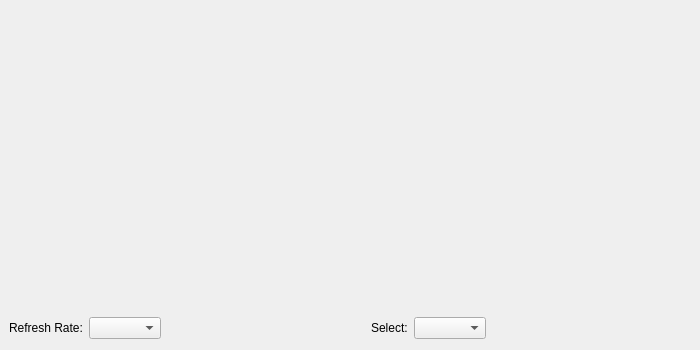
This is src/aq_telemetryView.ui in nlbtuyen/ConfigurationGCS as Qt 5 draws it before an edit. The edited form follows.
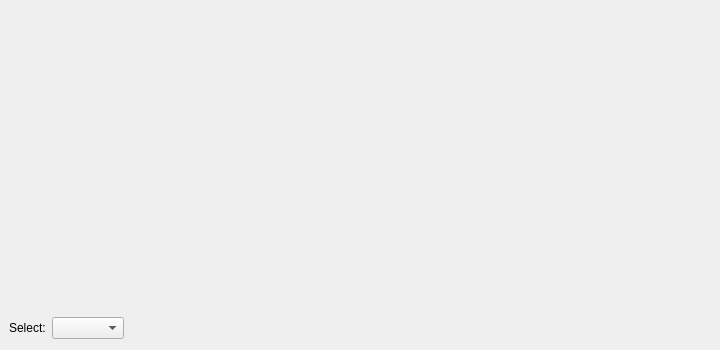
This is the edited form.

```diff
--- a/src/aq_telemetryView.ui
+++ b/src/aq_telemetryView.ui
@@ -6,19 +6,19 @@
    <rect>
     <x>0</x>
     <y>0</y>
-    <width>700</width>
+    <width>720</width>
     <height>350</height>
    </rect>
   </property>
   <property name="minimumSize">
    <size>
-    <width>700</width>
+    <width>720</width>
     <height>350</height>
    </size>
   </property>
   <property name="maximumSize">
    <size>
-    <width>700</width>
+    <width>720</width>
     <height>350</height>
    </size>
   </property>
@@ -30,13 +30,13 @@
     <rect>
      <x>8</x>
      <y>8</y>
-     <width>680</width>
+     <width>700</width>
      <height>300</height>
     </rect>
    </property>
    <property name="maximumSize">
     <size>
-     <width>680</width>
+     <width>700</width>
      <height>300</height>
     </size>
    </property>
@@ -46,49 +46,36 @@
     <rect>
      <x>9</x>
      <y>316</y>
-     <width>681</width>
+     <width>701</width>
      <height>24</height>
     </rect>
    </property>
    <layout class="QHBoxLayout" name="horizontalLayout_2">
     <item>
-     <layout class="QHBoxLayout" name="horizontalLayout">
-      <item>
-       <widget class="QLabel" name="label">
-        <property name="text">
-         <string>Refresh Rate:</string>
-        </property>
-       </widget>
-      </item>
-      <item>
-       <widget class="QComboBox" name="combo_refreshRate"/>
-      </item>
-     </layout>
-    </item>
-    <item>
-     <spacer name="horizontalSpacer_2">
-      <property name="orientation">
-       <enum>Qt::Horizontal</enum>
-      </property>
-      <property name="sizeHint" stdset="0">
-       <size>
-        <width>40</width>
-        <height>20</height>
-       </size>
-      </property>
-     </spacer>
+     <layout class="QHBoxLayout" name="horizontalLayout"/>
     </item>
     <item>
      <layout class="QHBoxLayout" name="horizontalLayout_3">
       <item>
        <widget class="QLabel" name="label_2">
+        <property name="font">
+         <font>
+          <pointsize>9</pointsize>
+         </font>
+        </property>
         <property name="text">
          <string>Select:</string>
         </property>
        </widget>
       </item>
       <item>
-       <widget class="QComboBox" name="combo_selectCurve"/>
+       <widget class="QComboBox" name="combo_selectCurve">
+        <property name="font">
+         <font>
+          <pointsize>9</pointsize>
+         </font>
+        </property>
+       </widget>
       </item>
      </layout>
     </item>
```
